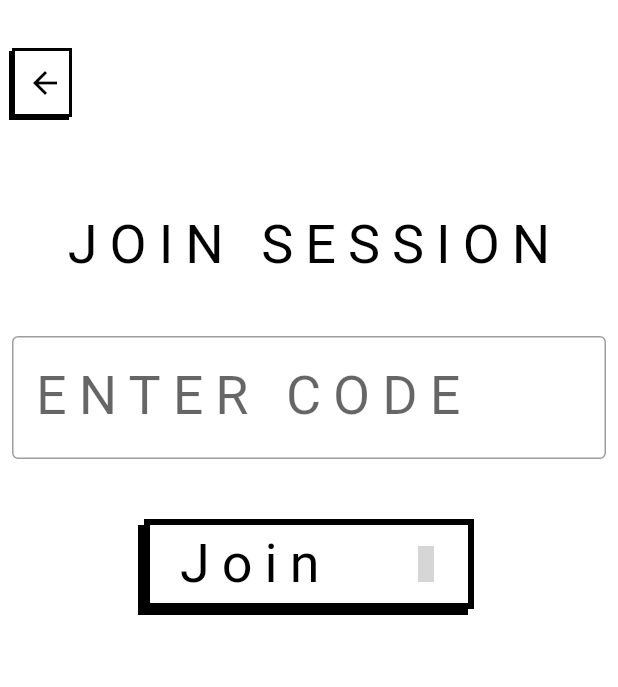
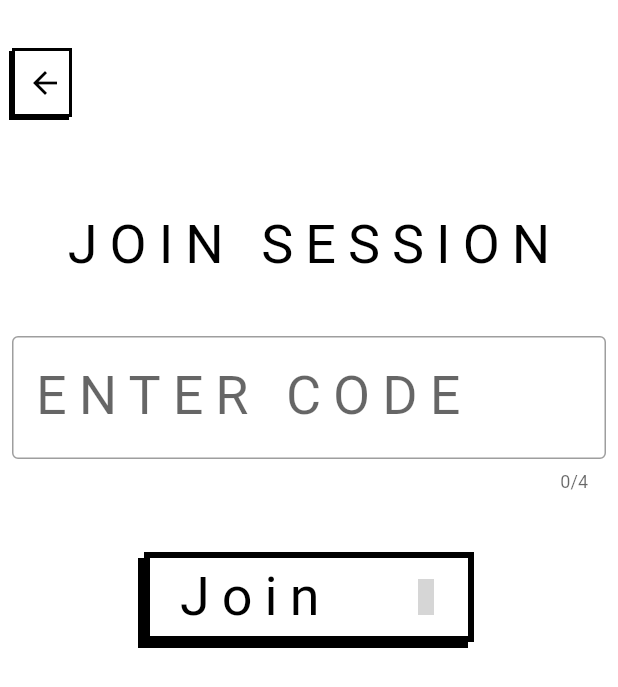
Before and after one commit to Martenere/mytakeapp, a Flutter app: the screen it shows after launch, after a tap on "JOIN", on a phone screen of 412 x 824 dp. Shown: the top 687 px of the screen. Run offline on Flutter 3.47's test engine with Material 2 defaults, Android fonts, the light colour scheme and no system bars; our stand-ins replace camera, firebase_auth, firebase_core, firebase_database, firebase_storage, flutter_svg and 2 more; missing offline and left inert: carbon_icons, dart:ffi; accounts and stored records are empty; network calls fail; Roboto replaces fonts that are missing (PTMono-reg); grey boxes are pictures that could not be loaded.

Commit message:
fixed ALOT

```diff
--- a/lib/Screens/GroupCreation.dart
+++ b/lib/Screens/GroupCreation.dart
@@ -59,7 +59,7 @@ class GroupCreation extends StatelessWidget {
                     controller: groupNameController,
                     style: defaultText,
                     decoration: InputDecoration(
-                        hintText: 'Kba..',
+                        hintText: 'GROUP NAME',
                         label: Text('GROUP NAME'),
                         border: OutlineInputBorder())),
               ),
--- a/lib/Screens/HomeScreen.dart
+++ b/lib/Screens/HomeScreen.dart
@@ -89,11 +89,6 @@ class HomeScreen extends StatelessWidget {
         children: [
           SingleChildScrollView(
             child: Column(children: [
-              ElevatedButton(
-                  onPressed: () {
-                    Navigator.pushNamed(context, '/JoinGroup');
-                  },
-                  child: Text('Join Group')),
               FutureBuilder(
                   future: groups,
                   builder: (context, snapshot) {
@@ -121,8 +116,18 @@ class HomeScreen extends StatelessWidget {
                       );
                     }
                   }),
-            SizedBox(height: 64)
+              SizedBox(height: 64)
             ]),
+          ),
+          Positioned(
+            child: Container(
+              height: 90,
+              width: MediaQuery.of(context).size.width,
+            decoration: BoxDecoration(
+                color: Colors.white,
+              ),
+            ),
+            bottom: 0,
           ),
           Positioned(
             bottom: 16,
--- a/lib/Screens/JoinGroup.dart
+++ b/lib/Screens/JoinGroup.dart
@@ -49,8 +49,9 @@ class JoinGroup extends StatelessWidget {
                 child: TextField(
                     controller: GroupCodeController,
                     style: defaultText,
+                    maxLength: 4,
                     decoration: InputDecoration(
-                        hintText: 'Kba..',
+                        hintText: 'A123',
                         label: Text('ENTER CODE'),
                         border: OutlineInputBorder())),
               ),
```
